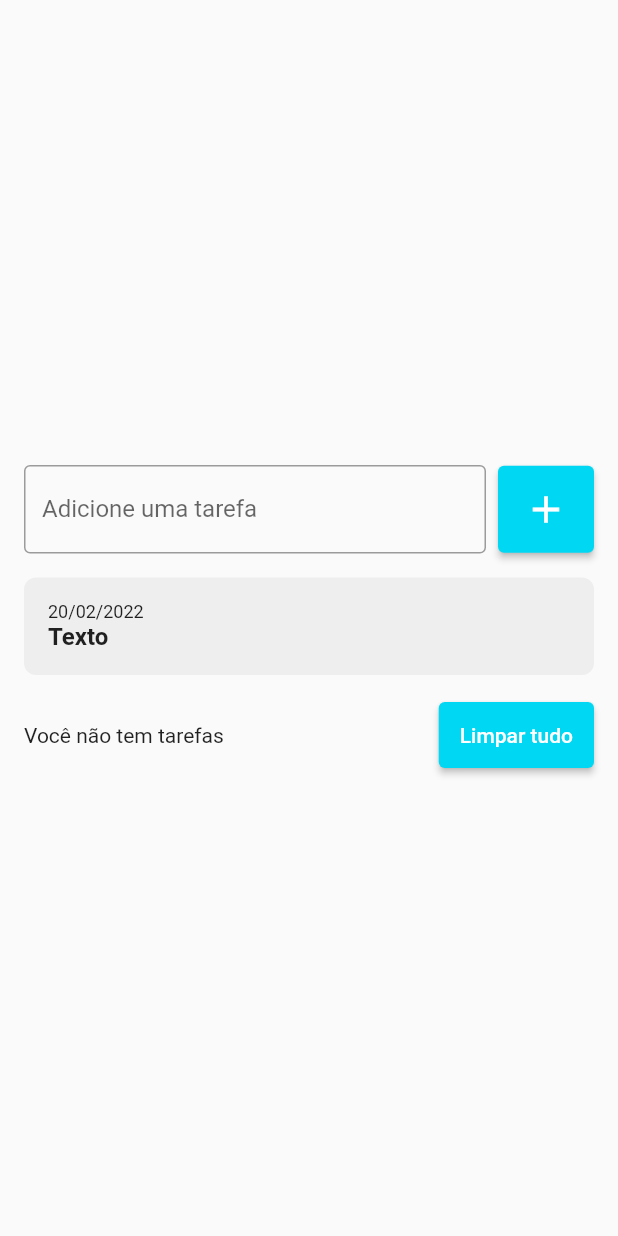
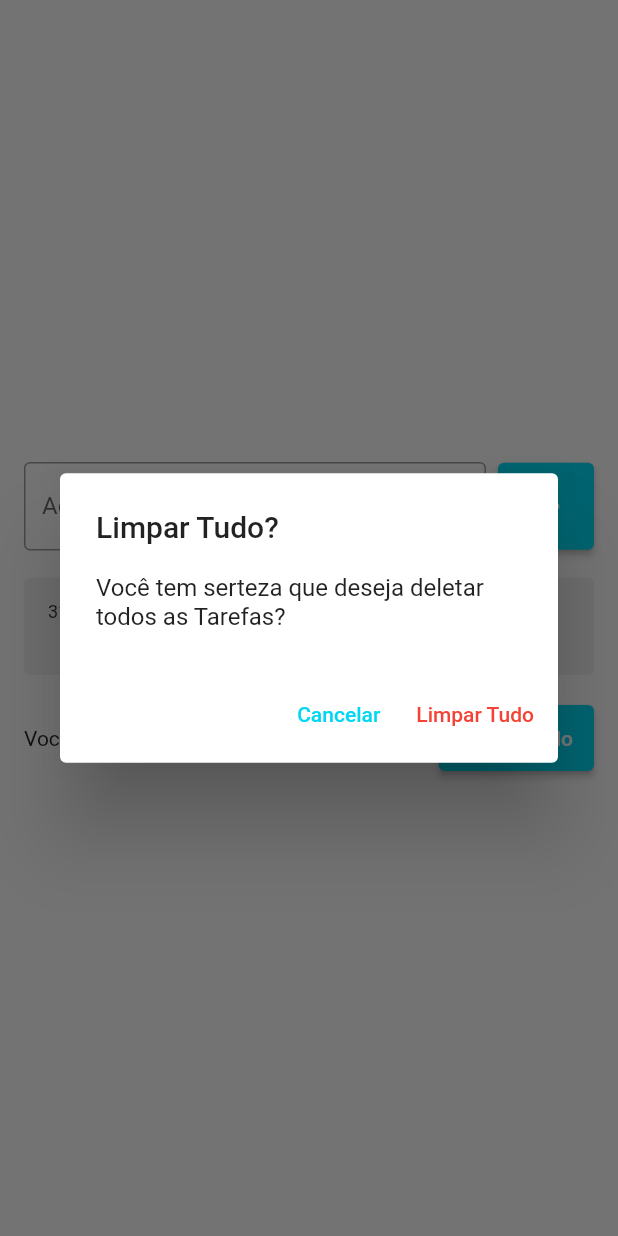
Before and after one commit to caneto/Projeto-de-Estudos-2-Flutter, a Flutter app: the screen it shows after launch, after a tap on the "add" icon, after a tap on "Limpar tudo", on a phone screen of 412 x 824 dp. Run offline on Flutter 3.47's test engine with Material 2 defaults, Android fonts, the phone set to English and light mode, and no system bars; drawn by our look-alikes of flutter_slidable.

Commit message:
Continuação os estudo 2

```diff
--- a/lib/main.dart
+++ b/lib/main.dart
@@ -12,6 +12,7 @@ class MyApp extends StatelessWidget {
   @override
   Widget build(BuildContext context) {
     return MaterialApp(
+      debugShowCheckedModeBanner: false,
       home: TodoListaPage(),
     );
   }
--- /dev/null
+++ b/lib/models/todo.dart
@@ -0,0 +1,7 @@
+class Todo {
+
+  Todo({required this.title,required this.dateTime});
+
+  String title;
+  DateTime dateTime;
+}
--- a/lib/pages/tudo_list_page.dart
+++ b/lib/pages/tudo_list_page.dart
@@ -1,4 +1,5 @@
 import 'package:flutter/material.dart';
+import 'package:listadetarefas/models/todo.dart';
 import 'package:listadetarefas/widgets/todo_list_item.dart';
 
 class TodoListaPage extends StatefulWidget {
@@ -11,17 +12,18 @@ class TodoListaPage extends StatefulWidget {
 class _TodoListaPageState extends State<TodoListaPage> {
   final TextEditingController todoController = TextEditingController();
 
-  List<String> todos = [];
+  List<Todo> todos = [];
+  Todo? deletedTodo;
+  int? deletedTodoPos;
 
   @override
   Widget build(BuildContext context) {
-    return Scaffold(
+    return SafeArea(
+      child: Scaffold(
         body: Padding(
-        padding: const EdgeInsets.symmetric(horizontal: 16),
+            padding: const EdgeInsets.all(16),
             child: Center(
-          child: Column(
-          mainAxisSize: MainAxisSize.min,
-          children: [
+              child: Column(mainAxisSize: MainAxisSize.min, children: [
                 Row(
                   children: [
                     Expanded(
@@ -41,7 +43,11 @@ class _TodoListaPageState extends State<TodoListaPage> {
                       onPressed: () {
                         String text = todoController.text;
                         setState(() {
-                      todos.add(text);
+                          Todo newTodo = Todo(
+                            title: text,
+                            dateTime: DateTime.now(),
+                          );
+                          todos.add(newTodo);
                         });
                         todoController.clear();
                       },
@@ -56,37 +62,104 @@ class _TodoListaPageState extends State<TodoListaPage> {
                     )
                   ],
                 ),
-            const SizedBox(height: 16,),
+                const SizedBox(
+                  height: 16,
+                ),
                 Flexible(
                   child: ListView(
                     shrinkWrap: true,
                     children: [
-                for(String todo in todos)
-                  TodoListItem()
+                      for (Todo todo in todos)
+                        TodoListItem(todo: todo, onDelete: onDelete)
                     ],
                   ),
                 ),
-            SizedBox(height: 16,),
+                SizedBox(
+                  height: 16,
+                ),
                 Row(
                   children: [
-              const Expanded(
-                child:
-                  Text(
-                    "Você não tem tarefas",
+                    Expanded(
+                      child: Text(
+                        "Você possoi ${todos.length} tarefas pendentes",
                       ),
                     ),
                     ElevatedButton(
-                  onPressed: () {},
+                      onPressed: showDeleteTodosConfirmationDialog,
                       style: ElevatedButton.styleFrom(
                         primary: Color(0xff00d7f3),
                         padding: EdgeInsets.all(14),
                       ),
                       child: Text("Limpar tudo"),
-              )],
+                    )
+                  ],
                 ),
               ]),
-        )
+            )),
       ),
     );
   }
+
+  void onDelete(Todo todo) {
+    deletedTodo = todo;
+    deletedTodoPos = todos.indexOf(todo);
+
+    setState(() {
+      todos.remove(todo);
+    });
+
+    ScaffoldMessenger.of(context).clearSnackBars();
+    ScaffoldMessenger.of(context).showSnackBar(
+      SnackBar(
+        content: Text(
+          "Tarefa ${todo.title} foi removida com sucesso!",
+          style: TextStyle(color: Color(0xff060708)),
+        ),
+        backgroundColor: Colors.white,
+        action: SnackBarAction(
+          label: 'Desfazer',
+          textColor: const Color(0xff00d7f3),
+          onPressed: () {
+            setState(() {
+              todos.insert(deletedTodoPos!, deletedTodo!);
+            });
+          },
+        ),
+        duration: const Duration(seconds: 5),
+      ),
+    );
   }
+
+  void showDeleteTodosConfirmationDialog() {
+    showDialog(
+      context: context,
+      builder: (context) => AlertDialog(
+        title: Text("Limpar Tudo?"),
+        content: Text("Você tem serteza que deseja deletar todos as Tarefas?"),
+        actions: [
+          TextButton(
+            onPressed: () {
+              Navigator.of(context).pop();
+            },
+            style: TextButton.styleFrom(primary: Color(0xff00d7f3)),
+            child: Text("Cancelar"),
+          ),
+          TextButton(
+            onPressed: () {
+              Navigator.of(context).pop();
+              deletedAllTodos();
+            },
+            style: TextButton.styleFrom(primary: Colors.red),
+            child: Text("Limpar Tudo"),
+          )
+        ],
+      ),
+    );
+  }
+
+  void deletedAllTodos() {
+    setState(() {
+      todos.clear();
+    });
+  }
+}
--- a/lib/widgets/todo_list_item.dart
+++ b/lib/widgets/todo_list_item.dart
@@ -1,27 +1,56 @@
 import 'package:flutter/material.dart';
+import 'package:flutter_slidable/flutter_slidable.dart';
+import 'package:intl/intl.dart';
+import 'package:listadetarefas/models/todo.dart';
 
 class TodoListItem extends StatelessWidget {
-  const TodoListItem({Key? key}) : super(key: key);
+  const TodoListItem({
+    Key? key,
+    required this.todo,
+    required this.onDelete,
+  }) : super(key: key);
+
+  final Todo todo;
+  final Function(Todo) onDelete;
 
   @override
   Widget build(BuildContext context) {
-    return Container(
+    return Padding(
+      padding: const EdgeInsets.symmetric(vertical: 2),
+      child: Slidable(
+        endActionPane: ActionPane(
+          motion: ScrollMotion(),
+          extentRatio: 0.25,
+          children: [
+            SlidableAction(
+              // An action can be bigger than the others.
+              onPressed: (context) {
+                onDelete(todo);
+              },
+              backgroundColor: Color(0xFFFF0000),
+              foregroundColor: Colors.white,
+              icon: Icons.delete,
+              label: 'Deletar',
+            ),
+          ],
+        ),
+        child: Container(
           decoration: BoxDecoration(
-        borderRadius: BorderRadius.circular(8),
+            borderRadius: BorderRadius.circular(4),
             color: Colors.grey[200],
           ),
           padding: const EdgeInsets.all(16),
           child: Column(
-        crossAxisAlignment: CrossAxisAlignment.start,
-        children: const [
+            crossAxisAlignment: CrossAxisAlignment.stretch,
+            children: [
               Text(
-            "20/02/2022",
+                DateFormat('dd/MM/yyyy - HH:mm').format(todo.dateTime),
                 style: TextStyle(
                   fontSize: 12,
                 ),
               ),
               Text(
-            "Texto",
+                todo.title,
                 style: TextStyle(
                   fontSize: 16,
                   fontWeight: FontWeight.w600,
@@ -29,6 +58,8 @@ class TodoListItem extends StatelessWidget {
               )
             ],
           ),
+        ),
+      ),
     );
   }
 }
--- a/pubspec.yaml
+++ b/pubspec.yaml
@@ -34,6 +34,8 @@ dependencies:
   # The following adds the Cupertino Icons font to your application.
   # Use with the CupertinoIcons class for iOS style icons.
   cupertino_icons: ^1.0.2
+  intl:
+  flutter_slidable: ^2.0.0
 
 dev_dependencies:
   flutter_test:
```
Also changed, not shown: pubspec.lock. Lines whose indentation alone changed are shown as unchanged.
